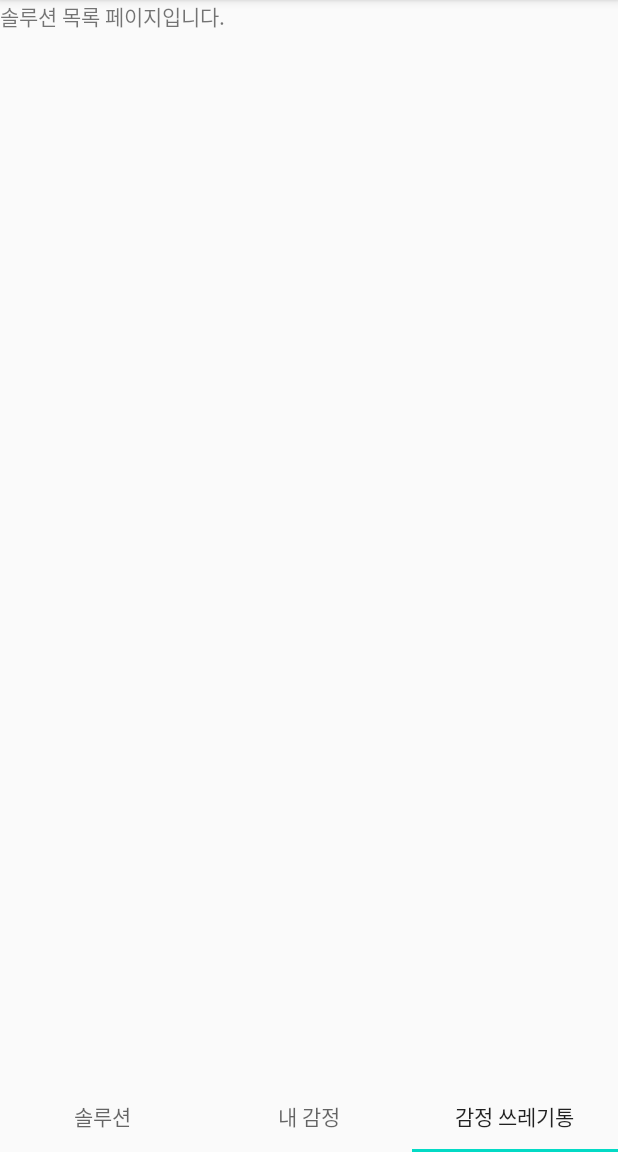
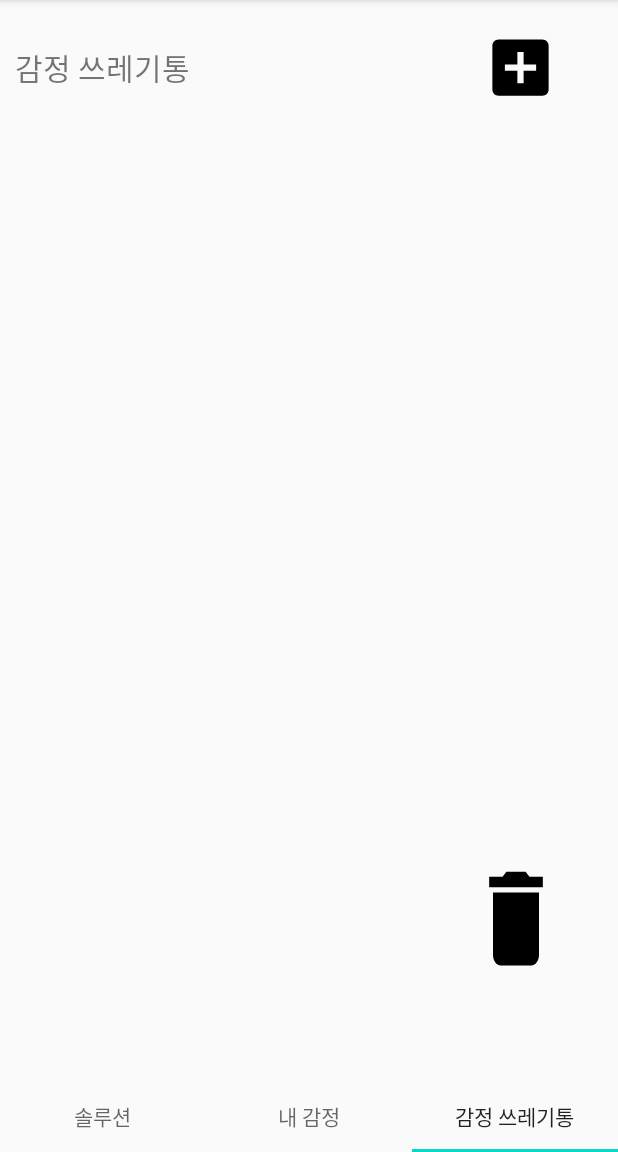
Before and after one commit to ImInnocent/KLab, an Android app: the screen it shows after launch (MainActivity), item 3 of the bottom bar chosen, on a phone screen of 412 x 824 dp, the part 84-1236 px from its top. Run offline under Robolectric (Android 15) with nearby library versions, the light colour scheme and no system bars.

Commit message:
감정쓰레기통 xml UI 배치 및 EmoTrashFragment.kt 에서의 xml연결 fragment_emo_trash.xml로 수정 (이전에는 솔루션이랑 연결)

```diff
--- a/IdealMood/app/src/main/AndroidManifest.xml
+++ b/IdealMood/app/src/main/AndroidManifest.xml
@@ -16,7 +16,6 @@
                 <category android:name="android.intent.category.LAUNCHER" />
             </intent-filter>
         </activity>
-
     </application>
 
 </manifest>
--- a/IdealMood/app/src/main/java/com/example/idealmood/EmoTrashFragment.kt
+++ b/IdealMood/app/src/main/java/com/example/idealmood/EmoTrashFragment.kt
@@ -17,6 +17,6 @@ class EmoTrashFragment : Fragment() {
         savedInstanceState: Bundle?
     ): View? {
         // Inflate the layout for this fragment
-        return inflater.inflate(R.layout.fragment_solution, container, false)
+        return inflater.inflate(R.layout.fragment_emo_trash, container, false)
     }
 }
--- /dev/null
+++ b/IdealMood/app/src/main/res/drawable/ic_add_box_black_24dp.xml
@@ -0,0 +1,9 @@
+<vector xmlns:android="http://schemas.android.com/apk/res/android"
+        android:width="24dp"
+        android:height="24dp"
+        android:viewportWidth="24.0"
+        android:viewportHeight="24.0">
+    <path
+        android:fillColor="#FF000000"
+        android:pathData="M19,3L5,3c-1.11,0 -2,0.9 -2,2v14c0,1.1 0.89,2 2,2h14c1.1,0 2,-0.9 2,-2L21,5c0,-1.1 -0.9,-2 -2,-2zM17,13h-4v4h-2v-4L7,13v-2h4L11,7h2v4h4v2z"/>
+</vector>
--- /dev/null
+++ b/IdealMood/app/src/main/res/drawable/ic_delete_black_24dp.xml
@@ -0,0 +1,9 @@
+<vector xmlns:android="http://schemas.android.com/apk/res/android"
+        android:width="24dp"
+        android:height="24dp"
+        android:viewportWidth="24.0"
+        android:viewportHeight="24.0">
+    <path
+        android:fillColor="#FF000000"
+        android:pathData="M6,19c0,1.1 0.9,2 2,2h8c1.1,0 2,-0.9 2,-2V7H6v12zM19,4h-3.5l-1,-1h-5l-1,1H5v2h14V4z"/>
+</vector>
--- a/IdealMood/app/src/main/res/layout/fragment_emo_trash.xml
+++ b/IdealMood/app/src/main/res/layout/fragment_emo_trash.xml
@@ -6,33 +6,58 @@
     android:layout_height="match_parent"
     tools:context=".EmoTrashFragment">
 
-    <TextView
-        android:id="@+id/textView2"
-        android:layout_width="wrap_content"
-        android:layout_height="wrap_content"
-        android:layout_marginStart="13dp"
-        android:layout_marginTop="17dp"
-        android:text="감정 쓰레기통 화면입니다."
-        app:layout_constraintStart_toStartOf="parent"
-        app:layout_constraintTop_toTopOf="parent" />
+    <LinearLayout
+        android:layout_width="match_parent"
+        android:layout_height="match_parent"
+        android:orientation="vertical">
+
+        <LinearLayout
+            android:layout_width="match_parent"
+            android:layout_height="50dp"
+            android:layout_marginTop="20dp"
+            android:orientation="horizontal">
+
+            <TextView
+                android:layout_width="wrap_content"
+                android:layout_height="match_parent"
+                android:gravity="center_vertical"
+                android:text="감정 쓰레기통"
+                android:textSize="20sp"
+                android:layout_marginLeft="10dp"/>
+            <View
+                android:layout_width="0dp"
+                android:layout_height="0dp"
+                android:layout_weight="1"/>
+
+            <Button
+                android:id="@+id/button2"
+                android:layout_width="50dp"
+                android:layout_height="match_parent"
+                android:layout_gravity="right"
+                android:layout_marginRight="40dp"
+                android:background="@drawable/ic_add_box_black_24dp"/>
+
+        </LinearLayout>
+
+        <androidx.recyclerview.widget.RecyclerView
+            android:layout_width="match_parent"
+            android:layout_height="match_parent">
+        </androidx.recyclerview.widget.RecyclerView>
+
+
+    </LinearLayout>
+
+
 
     <Button
-        android:id="@+id/button"
-        android:layout_width="wrap_content"
-        android:layout_height="wrap_content"
-        android:layout_marginBottom="42dp"
-        android:text="Delete"
+        android:id="@+id/deleteBtn"
+        android:layout_width="61dp"
+        android:layout_height="83dp"
+        android:layout_marginBottom="66dp"
+        android:background="@drawable/ic_delete_black_24dp"
         app:layout_constraintBottom_toBottomOf="parent"
         app:layout_constraintEnd_toEndOf="parent"
+        app:layout_constraintHorizontal_bias="0.894"
         app:layout_constraintStart_toStartOf="parent" />
 
-    <Button
-        android:id="@+id/button2"
-        android:layout_width="40dp"
-        android:layout_height="50dp"
-        android:layout_marginTop="85dp"
-        android:layout_marginEnd="37dp"
-        android:text="+"
-        app:layout_constraintEnd_toEndOf="parent"
-        app:layout_constraintTop_toTopOf="parent" />
 </androidx.constraintlayout.widget.ConstraintLayout>
```
